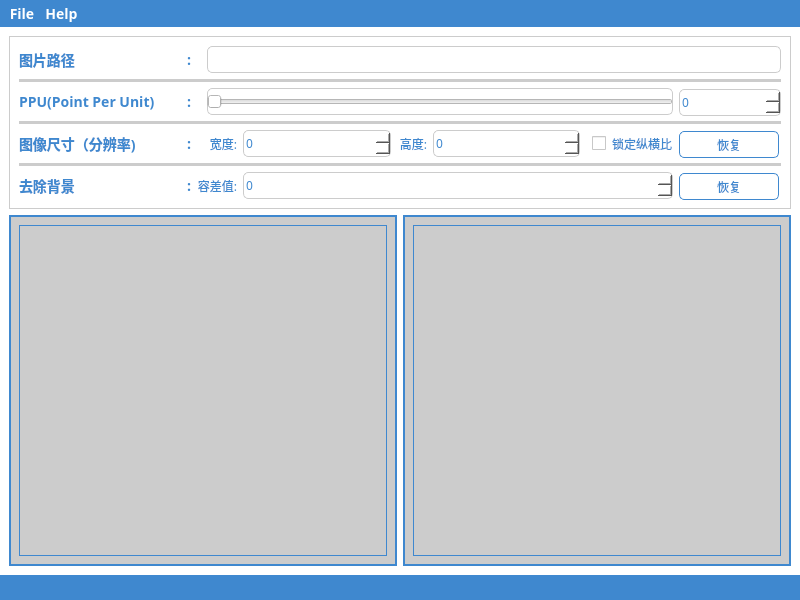
Qt form src/mainwindow.ui (ZhouMlin/ImageScaler) before a commit.
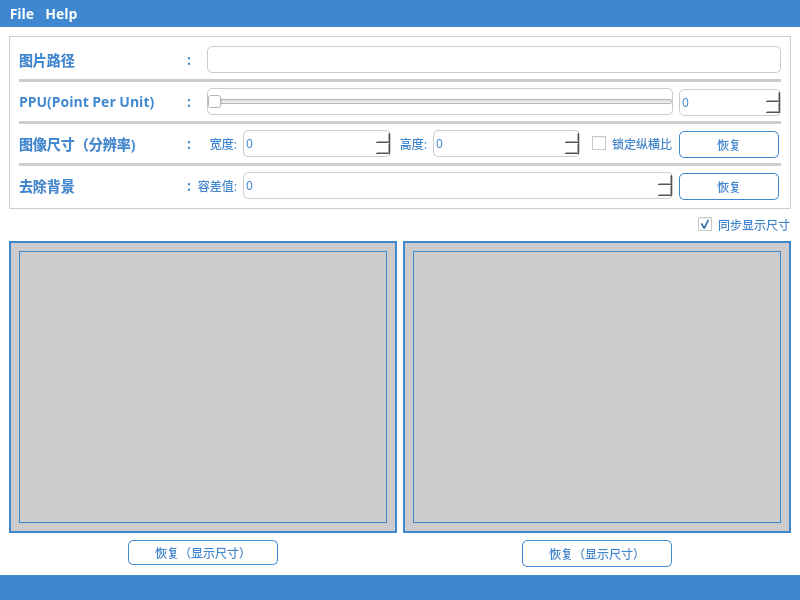
The same form after that commit. Icons and pictures are not drawn. Custom widgets are drawn as their Qt base class.

Patch:
```diff
--- a/src/mainwindow.ui
+++ b/src/mainwindow.ui
@@ -24,7 +24,7 @@
    <property name="styleSheet">
     <string notr="true">background-color: rgb(255, 255, 255);</string>
    </property>
-   <layout class="QVBoxLayout" name="verticalLayout" stretch="0,1">
+   <layout class="QVBoxLayout" name="verticalLayout">
     <item>
      <widget class="QFrame" name="frameConfiguration">
       <property name="styleSheet">
@@ -519,38 +519,117 @@
      </widget>
     </item>
     <item>
-     <layout class="QHBoxLayout" name="horizontalLayoutImg" stretch="1,1">
-      <item>
-       <widget class="QScrollArea" name="scrollAreaOriginImg">
+     <layout class="QGridLayout" name="gridLayoutScrollArea" columnstretch="1,1,1,1,1,1">
+      <item row="3" column="2">
+       <spacer name="horizontalSpacer3">
+        <property name="orientation">
+         <enum>Qt::Horizontal</enum>
+        </property>
+        <property name="sizeHint" stdset="0">
+         <size>
+          <width>40</width>
+          <height>20</height>
+         </size>
+        </property>
+       </spacer>
+      </item>
+      <item row="3" column="3">
+       <spacer name="horizontalSpacer4">
+        <property name="orientation">
+         <enum>Qt::Horizontal</enum>
+        </property>
+        <property name="sizeHint" stdset="0">
+         <size>
+          <width>40</width>
+          <height>20</height>
+         </size>
+        </property>
+       </spacer>
+      </item>
+      <item row="3" column="1">
+       <widget class="QPushButton" name="btnResetSizeViewBase">
+        <property name="minimumSize">
+         <size>
+          <width>150</width>
+          <height>25</height>
+         </size>
+        </property>
+        <property name="maximumSize">
+         <size>
+          <width>150</width>
+          <height>25</height>
+         </size>
+        </property>
         <property name="styleSheet">
-         <string notr="true">background-color: #cccccc;
-border: 1px solid #3F88CF;</string>
+         <string notr="true">QPushButton#btnResetSizeViewBase {
+	background-color: #FFFFFF;
+	color: #3F88CF;
+	font-family: Microsoft YaHei;
+	font-weight: normal;
+	font-size: 12px;
+	border: 1px solid #3F88CF;
+	border-radius: 5px;
+}
+
+QPushButton#btnResetSizeViewBase::disabled {
+	background-color: #FFFFFF;
+	color: #cccccc;
+	border: 1px solid #cccccc;
+}
+
+QPushButton#btnResetSizeViewBase::pressed {
+	background-color: #3F88CF;
+	color: #FFFFFF;
+}</string>
         </property>
-        <property name="widgetResizable">
-         <bool>true</bool>
+        <property name="text">
+         <string>恢复（显示尺寸）</string>
         </property>
-        <widget class="QWidget" name="scrollAreaOriginImgWidgetContents">
-         <property name="geometry">
-          <rect>
-           <x>0</x>
-           <y>0</y>
-           <width>385</width>
-           <height>347</height>
-          </rect>
-         </property>
-         <layout class="QHBoxLayout" name="horizontalLayout" stretch="1">
-          <item>
-           <widget class="QLabel" name="labelOriginImg">
-            <property name="text">
-             <string/>
-            </property>
-           </widget>
-          </item>
-         </layout>
-        </widget>
        </widget>
       </item>
-      <item>
+      <item row="3" column="4">
+       <widget class="QPushButton" name="btnResetSizeViewCompare">
+        <property name="minimumSize">
+         <size>
+          <width>150</width>
+          <height>25</height>
+         </size>
+        </property>
+        <property name="maximumSize">
+         <size>
+          <width>150</width>
+          <height>25</height>
+         </size>
+        </property>
+        <property name="styleSheet">
+         <string notr="true">QPushButton#btnResetSizeViewCompare {
+	background-color: #FFFFFF;
+	color: #3F88CF;
+	font-family: Microsoft YaHei;
+	font-weight: normal;
+	font-size: 12px;
+	min-height: 25px;
+	border: 1px solid #3F88CF;
+	border-radius: 5px;
+}
+
+QPushButton#btnResetSizeViewCompare::disabled {
+	background-color: #FFFFFF;
+	color: #cccccc;
+	border: 1px solid #cccccc;
+}
+
+QPushButton#btnResetSizeViewCompare::pressed {
+	background-color: #3F88CF;
+	color: #FFFFFF;
+}</string>
+        </property>
+        <property name="text">
+         <string>恢复（显示尺寸）</string>
+        </property>
+       </widget>
+      </item>
+      <item row="2" column="3" colspan="3">
        <widget class="QScrollArea" name="scrollAreaScaledImg">
         <property name="styleSheet">
          <string notr="true">background-color: #cccccc;
@@ -566,7 +645,7 @@
            <x>0</x>
            <y>0</y>
            <width>385</width>
-           <height>347</height>
+           <height>288</height>
           </rect>
          </property>
          <layout class="QHBoxLayout" name="horizontalLayout_2">
@@ -581,6 +660,99 @@
         </widget>
        </widget>
       </item>
+      <item row="3" column="0">
+       <spacer name="horizontalSpacer1">
+        <property name="orientation">
+         <enum>Qt::Horizontal</enum>
+        </property>
+        <property name="sizeHint" stdset="0">
+         <size>
+          <width>40</width>
+          <height>20</height>
+         </size>
+        </property>
+       </spacer>
+      </item>
+      <item row="3" column="5">
+       <spacer name="horizontalSpacer2">
+        <property name="orientation">
+         <enum>Qt::Horizontal</enum>
+        </property>
+        <property name="sizeHint" stdset="0">
+         <size>
+          <width>40</width>
+          <height>20</height>
+         </size>
+        </property>
+       </spacer>
+      </item>
+      <item row="2" column="0" colspan="3">
+       <widget class="QScrollArea" name="scrollAreaOriginImg">
+        <property name="styleSheet">
+         <string notr="true">background-color: #cccccc;
+border: 1px solid #3F88CF;</string>
+        </property>
+        <property name="widgetResizable">
+         <bool>true</bool>
+        </property>
+        <widget class="QWidget" name="scrollAreaOriginImgWidgetContents">
+         <property name="geometry">
+          <rect>
+           <x>0</x>
+           <y>0</y>
+           <width>385</width>
+           <height>288</height>
+          </rect>
+         </property>
+         <layout class="QHBoxLayout" name="horizontalLayout" stretch="0">
+          <item>
+           <widget class="ZoomLabel" name="labelOriginImg">
+            <property name="text">
+             <string/>
+            </property>
+           </widget>
+          </item>
+         </layout>
+        </widget>
+       </widget>
+      </item>
+      <item row="0" column="0" colspan="6">
+       <layout class="QHBoxLayout" name="horizontalLayoutLabelImgCheckbox">
+        <item>
+         <spacer name="horizontalSpacer5">
+          <property name="orientation">
+           <enum>Qt::Horizontal</enum>
+          </property>
+          <property name="sizeHint" stdset="0">
+           <size>
+            <width>40</width>
+            <height>20</height>
+           </size>
+          </property>
+         </spacer>
+        </item>
+        <item>
+         <widget class="QCheckBox" name="checkBoxViewSize">
+          <property name="styleSheet">
+           <string notr="true">background-color: #FFFFFF;
+color: #3F88CF;
+font-family: Microsoft YaHei;
+font-weight: normal;
+font-size: 12px;
+min-height: 10px;
+min-width: 30px;
+border: 0px;</string>
+          </property>
+          <property name="text">
+           <string>同步显示尺寸</string>
+          </property>
+          <property name="checked">
+           <bool>true</bool>
+          </property>
+         </widget>
+        </item>
+       </layout>
+      </item>
      </layout>
     </item>
    </layout>
@@ -711,6 +883,13 @@
    </property>
   </action>
  </widget>
+ <customwidgets>
+  <customwidget>
+   <class>ZoomLabel</class>
+   <extends>QLabel</extends>
+   <header>src/zoomlabel.h</header>
+  </customwidget>
+ </customwidgets>
  <resources/>
  <connections/>
 </ui>
```
Left out of the diff: 2 changed lines with no effect on the pictures.
